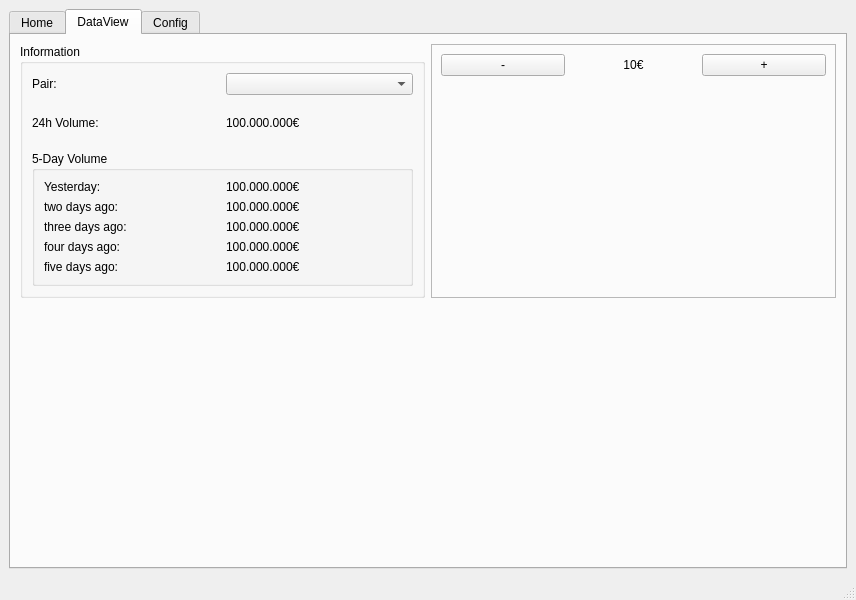
Qt form GUI-PyQt/ui/Main.ui (wienans/Bitpanda-GE-DataViewer) before a commit.
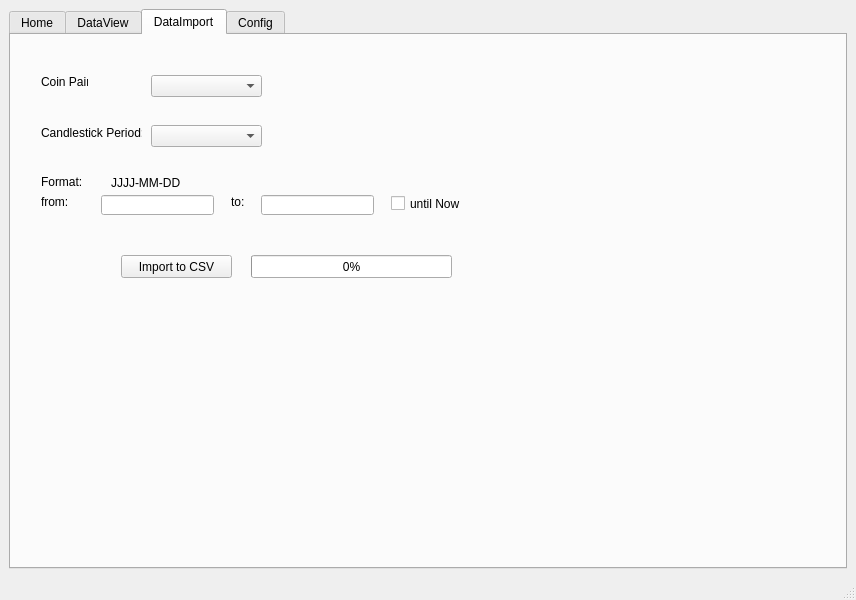
The same form after that commit. Custom widgets are drawn as their Qt base class.

Commit message: Added Data Import from REST API into .csv

Patch:
```diff
--- a/GUI-PyQt/ui/Main.ui
+++ b/GUI-PyQt/ui/Main.ui
@@ -24,7 +24,7 @@
        </sizepolicy>
       </property>
       <property name="currentIndex">
-       <number>1</number>
+       <number>2</number>
       </property>
       <property name="movable">
        <bool>true</bool>
@@ -62,7 +62,7 @@
            <item row="1" column="0">
             <widget class="QLabel" name="label_2">
              <property name="text">
-              <string>24h Volume:</string>
+              <string>Interday Volume:</string>
              </property>
             </widget>
            </item>
@@ -208,6 +208,171 @@
         </item>
        </layout>
       </widget>
+      <widget class="QWidget" name="tabDataImport">
+       <attribute name="title">
+        <string>DataImport</string>
+       </attribute>
+       <widget class="QComboBox" name="cBTraidPairs_2">
+        <property name="geometry">
+         <rect>
+          <x>140</x>
+          <y>40</y>
+          <width>111</width>
+          <height>22</height>
+         </rect>
+        </property>
+       </widget>
+       <widget class="QLabel" name="label_3">
+        <property name="geometry">
+         <rect>
+          <x>30</x>
+          <y>40</y>
+          <width>47</width>
+          <height>13</height>
+         </rect>
+        </property>
+        <property name="text">
+         <string>Coin Pair:</string>
+        </property>
+       </widget>
+       <widget class="QPushButton" name="bImport">
+        <property name="geometry">
+         <rect>
+          <x>110</x>
+          <y>220</y>
+          <width>111</width>
+          <height>23</height>
+         </rect>
+        </property>
+        <property name="text">
+         <string>Import to CSV</string>
+        </property>
+       </widget>
+       <widget class="QLineEdit" name="tBFrom">
+        <property name="geometry">
+         <rect>
+          <x>90</x>
+          <y>160</y>
+          <width>113</width>
+          <height>20</height>
+         </rect>
+        </property>
+       </widget>
+       <widget class="QLineEdit" name="tBTo">
+        <property name="enabled">
+         <bool>true</bool>
+        </property>
+        <property name="geometry">
+         <rect>
+          <x>250</x>
+          <y>160</y>
+          <width>113</width>
+          <height>20</height>
+         </rect>
+        </property>
+       </widget>
+       <widget class="QLabel" name="label_9">
+        <property name="geometry">
+         <rect>
+          <x>30</x>
+          <y>160</y>
+          <width>47</width>
+          <height>13</height>
+         </rect>
+        </property>
+        <property name="text">
+         <string>from:</string>
+        </property>
+       </widget>
+       <widget class="QLabel" name="label_10">
+        <property name="geometry">
+         <rect>
+          <x>220</x>
+          <y>160</y>
+          <width>47</width>
+          <height>13</height>
+         </rect>
+        </property>
+        <property name="text">
+         <string>to:</string>
+        </property>
+       </widget>
+       <widget class="QLabel" name="label_11">
+        <property name="geometry">
+         <rect>
+          <x>30</x>
+          <y>140</y>
+          <width>47</width>
+          <height>13</height>
+         </rect>
+        </property>
+        <property name="text">
+         <string>Format:</string>
+        </property>
+       </widget>
+       <widget class="QLabel" name="label_12">
+        <property name="geometry">
+         <rect>
+          <x>100</x>
+          <y>140</y>
+          <width>101</width>
+          <height>16</height>
+         </rect>
+        </property>
+        <property name="text">
+         <string>JJJJ-MM-DD</string>
+        </property>
+       </widget>
+       <widget class="QComboBox" name="cBCandlestickPeriod">
+        <property name="geometry">
+         <rect>
+          <x>140</x>
+          <y>90</y>
+          <width>111</width>
+          <height>22</height>
+         </rect>
+        </property>
+       </widget>
+       <widget class="QLabel" name="label_13">
+        <property name="geometry">
+         <rect>
+          <x>30</x>
+          <y>90</y>
+          <width>101</width>
+          <height>16</height>
+         </rect>
+        </property>
+        <property name="text">
+         <string>Candlestick Period:</string>
+        </property>
+       </widget>
+       <widget class="QCheckBox" name="chBNow">
+        <property name="geometry">
+         <rect>
+          <x>380</x>
+          <y>160</y>
+          <width>70</width>
+          <height>17</height>
+         </rect>
+        </property>
+        <property name="text">
+         <string>until Now</string>
+        </property>
+       </widget>
+       <widget class="QProgressBar" name="pBImport">
+        <property name="geometry">
+         <rect>
+          <x>240</x>
+          <y>220</y>
+          <width>201</width>
+          <height>23</height>
+         </rect>
+        </property>
+        <property name="value">
+         <number>0</number>
+        </property>
+       </widget>
+      </widget>
       <widget class="QWidget" name="tabConfig">
        <attribute name="title">
         <string>Config</string>
```
The commit also changes 2 other files.
